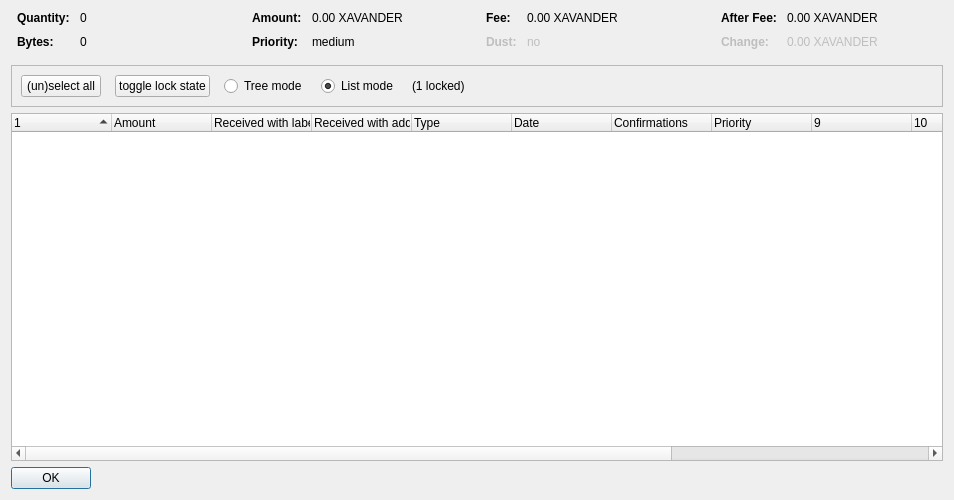
Xavander-Coin/Xavander-coin, file src/qt/forms/coincontroldialog.ui: the form before one commit.
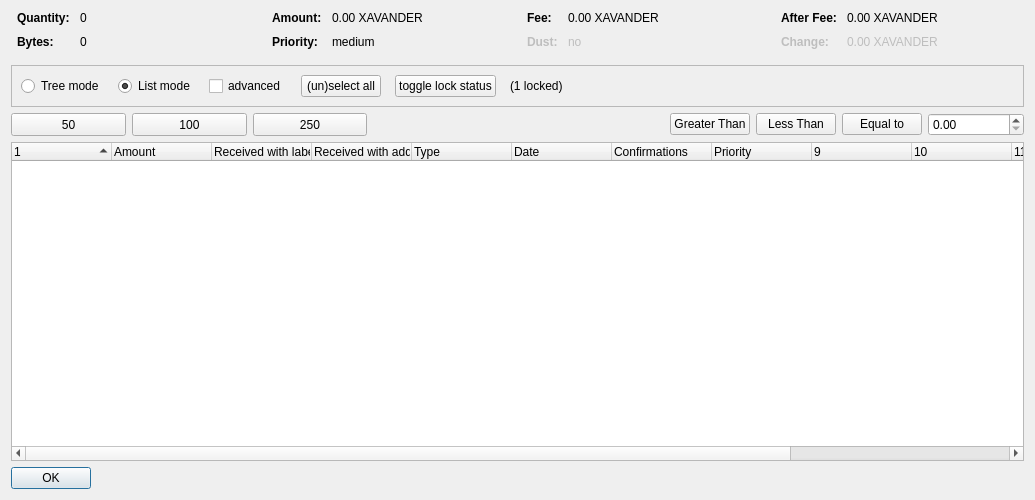
The form after the commit. Custom widgets are drawn as their Qt base class.

```diff
--- a/src/qt/forms/coincontroldialog.ui
+++ b/src/qt/forms/coincontroldialog.ui
@@ -6,7 +6,7 @@
    <rect>
     <x>0</x>
     <y>0</y>
-    <width>954</width>
+    <width>1035</width>
     <height>500</height>
    </rect>
   </property>
@@ -348,42 +348,10 @@
      </property>
      <layout class="QHBoxLayout" name="horizontalLayout">
       <item>
-       <layout class="QHBoxLayout" name="horizontalLayoutPanel" stretch="0,0,0,0,0,0">
+       <layout class="QHBoxLayout" name="horizontalLayoutPanel" stretch="0,0,0,0,0,0,0">
         <property name="spacing">
          <number>14</number>
         </property>
-        <item>
-         <widget class="QPushButton" name="pushButtonSelectAll">
-          <property name="sizePolicy">
-           <sizepolicy hsizetype="Maximum" vsizetype="Fixed">
-            <horstretch>0</horstretch>
-            <verstretch>0</verstretch>
-           </sizepolicy>
-          </property>
-          <property name="text">
-           <string>(un)select all</string>
-          </property>
-          <property name="autoDefault">
-           <bool>false</bool>
-          </property>
-         </widget>
-        </item>
-        <item>
-         <widget class="QPushButton" name="pushButtonToggleLock">
-          <property name="sizePolicy">
-           <sizepolicy hsizetype="Maximum" vsizetype="Fixed">
-            <horstretch>0</horstretch>
-            <verstretch>0</verstretch>
-           </sizepolicy>
-          </property>
-          <property name="text">
-           <string>toggle lock state</string>
-          </property>
-          <property name="autoDefault">
-           <bool>false</bool>
-          </property>
-         </widget>
-        </item>
         <item>
          <widget class="QRadioButton" name="radioTreeMode">
           <property name="sizePolicy">
@@ -413,6 +381,51 @@
           </property>
          </widget>
         </item>
+        <item>
+         <widget class="QCheckBox" name="advanced">
+          <property name="minimumSize">
+           <size>
+            <width>70</width>
+            <height>17</height>
+           </size>
+          </property>
+          <property name="text">
+           <string>advanced</string>
+          </property>
+         </widget>
+        </item>
+        <item>
+         <widget class="QPushButton" name="pushButtonSelectAll">
+          <property name="sizePolicy">
+           <sizepolicy hsizetype="Maximum" vsizetype="Fixed">
+            <horstretch>0</horstretch>
+            <verstretch>0</verstretch>
+           </sizepolicy>
+          </property>
+          <property name="text">
+           <string>(un)select all</string>
+          </property>
+          <property name="autoDefault">
+           <bool>false</bool>
+          </property>
+         </widget>
+        </item>
+        <item>
+         <widget class="QPushButton" name="pushButtonToggleLock">
+          <property name="sizePolicy">
+           <sizepolicy hsizetype="Maximum" vsizetype="Fixed">
+            <horstretch>0</horstretch>
+            <verstretch>0</verstretch>
+           </sizepolicy>
+          </property>
+          <property name="text">
+           <string>toggle lock status</string>
+          </property>
+          <property name="autoDefault">
+           <bool>false</bool>
+          </property>
+         </widget>
+        </item>
         <item>
          <widget class="QLabel" name="labelLocked">
           <property name="text">
@@ -438,6 +451,99 @@
      </layout>
     </widget>
    </item>
+   <item>
+    <layout class="QHBoxLayout" name="horizontalLayout_3">
+     <item>
+      <widget class="QPushButton" name="select_50">
+       <property name="minimumSize">
+        <size>
+         <width>115</width>
+         <height>23</height>
+        </size>
+       </property>
+       <property name="text">
+        <string>50</string>
+       </property>
+      </widget>
+     </item>
+     <item>
+      <widget class="QPushButton" name="select_100">
+       <property name="minimumSize">
+        <size>
+         <width>115</width>
+         <height>23</height>
+        </size>
+       </property>
+       <property name="text">
+        <string>100</string>
+       </property>
+      </widget>
+     </item>
+     <item>
+      <widget class="QPushButton" name="select_250">
+       <property name="minimumSize">
+        <size>
+         <width>114</width>
+         <height>23</height>
+        </size>
+       </property>
+       <property name="text">
+        <string>250</string>
+       </property>
+      </widget>
+     </item>
+     <item>
+      <spacer name="horizontalSpacer_2">
+       <property name="orientation">
+        <enum>Qt::Horizontal</enum>
+       </property>
+       <property name="sizeHint" stdset="0">
+        <size>
+         <width>40</width>
+         <height>20</height>
+        </size>
+       </property>
+      </spacer>
+     </item>
+     <item>
+      <widget class="QPushButton" name="GreaterThan">
+       <property name="text">
+        <string>Greater Than</string>
+       </property>
+      </widget>
+     </item>
+     <item>
+      <widget class="QPushButton" name="LessThan">
+       <property name="text">
+        <string>Less Than</string>
+       </property>
+      </widget>
+     </item>
+     <item>
+      <widget class="QPushButton" name="EqualTo">
+       <property name="text">
+        <string>Equal to</string>
+       </property>
+      </widget>
+     </item>
+     <item>
+      <widget class="QDoubleSpinBox" name="num_box">
+       <property name="minimumSize">
+        <size>
+         <width>96</width>
+         <height>20</height>
+        </size>
+       </property>
+      </widget>
+     </item>
+    </layout>
+   </item>
+   <item>
+    <layout class="QVBoxLayout" name="verticalLayout_2"/>
+   </item>
+   <item>
+    <layout class="QHBoxLayout" name="horizontalLayout_2"/>
+   </item>
    <item>
     <widget class="CoinControlTreeWidget" name="treeWidget">
      <property name="contextMenuPolicy">
```
